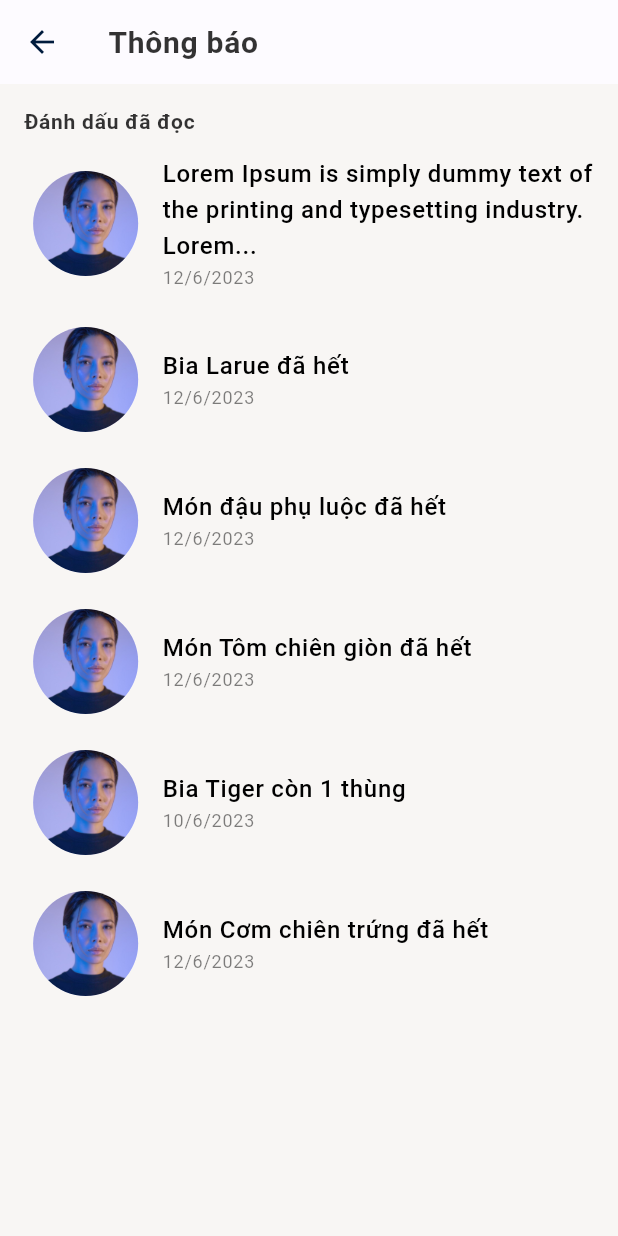
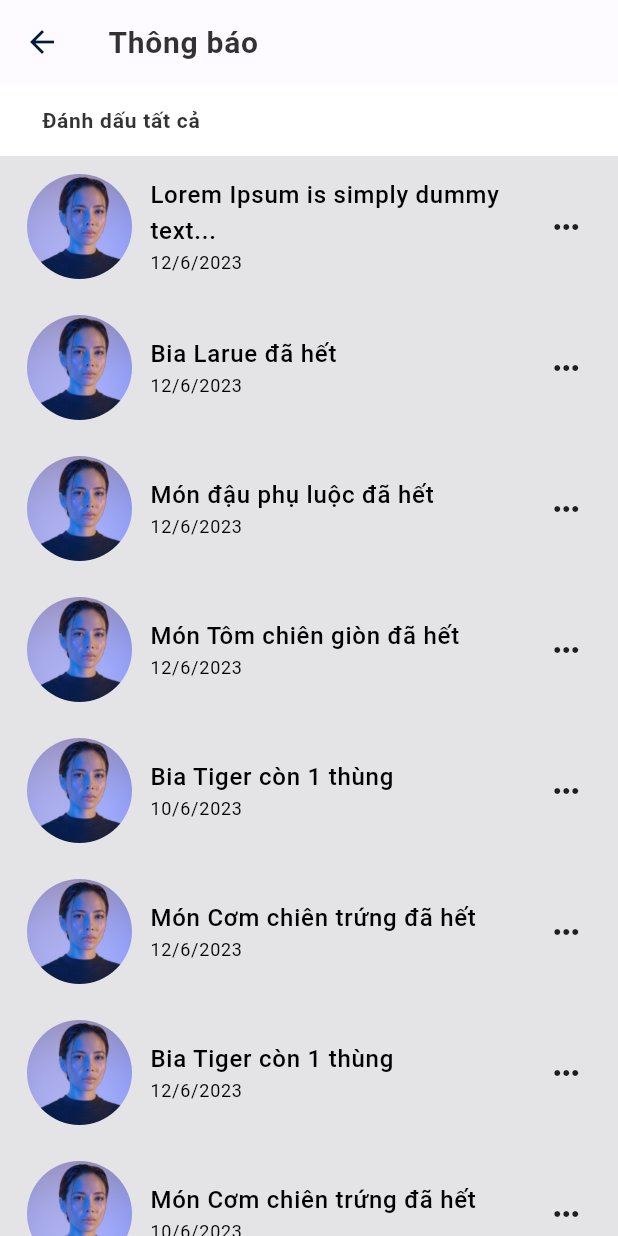
Before and after one commit to ThangStar/AZFood, a Flutter app: the NotificationScreen screen opened directly, on a phone screen of 412 x 824 dp. Run offline on Flutter 3.47's test engine with Material 2 defaults, Android fonts, the light colour scheme and no system bars; our stand-ins replace bloc, dio, equatable, flutter_animate, flutter_bloc, flutter_dotenv and 3 more; accounts and stored records are empty; project files that could hold a hidden picture were left out.

Commit message:
update notification

```diff
--- a/front_end/lib/ui/screens/notification/notification_screen.dart
+++ b/front_end/lib/ui/screens/notification/notification_screen.dart
@@ -1,5 +1,5 @@
 import 'package:flutter/material.dart';
-import 'package:flutter/cupertino.dart';
+
 import '../../theme/color_schemes.dart';
 
 class NotificationScreen extends StatefulWidget {
@@ -10,51 +10,66 @@ class NotificationScreen extends StatefulWidget {
 }
 
 class _NotificationScreenState extends State<NotificationScreen> {
-  // Danh sách thông báo
-  final List<String> notifications = [
-    "Lorem Ipsum is simply dummy text of the printing and typesetting industry. Lorem Ipsum has been the industry's standard dummy text ever since the 1500s, when an unknown printer took a galle",
+  List<String> notifications = [
+    "Lorem Ipsum is simply dummy text...",
     "Bia Larue đã hết",
     "Món đậu phụ luộc đã hết",
     "Món Tôm chiên giòn đã hết",
     "Bia Tiger còn 1 thùng",
     "Món Cơm chiên trứng đã hết",
+    "Bia Tiger còn 1 thùng",
+    "Món Cơm chiên trứng đã hết",
+    "Bia Tiger còn 1 thùng",
+    "Món Cơm chiên trứng đã hết",
   ];
 
-  final List<String> date = [
+  List<String> date = [
     "12/6/2023",
     "12/6/2023",
     "12/6/2023",
     "12/6/2023",
     "10/6/2023",
     "12/6/2023",
+    "12/6/2023",
+    "10/6/2023",
+    "12/6/2023",
+    "10/6/2023",
   ];
+
+  List<bool> isRead = List.generate(10, (index) => false);
 
   @override
   Widget build(BuildContext context) {
     return Scaffold(
-      backgroundColor: colorScheme(context).background,
+      backgroundColor: colorScheme(context).onPrimary,
       appBar: AppBar(
         title: Text(
           'Thông báo',
           style: Theme.of(context)
               .textTheme
-              .titleMedium
+              .titleLarge
               ?.copyWith(fontWeight: FontWeight.bold, fontSize: 20),
         ),
       ),
-      body: Padding(
-        padding: const EdgeInsets.symmetric(horizontal: 16),
-        child: Column(
+      body: Column(
         crossAxisAlignment: CrossAxisAlignment.start,
         children: [
           Padding(
-              padding: const EdgeInsets.only(top: 15),
+            padding: const EdgeInsets.only(left: 16, right: 16),
+            child: TextButton(
+              onPressed: () {
+                setState(() {
+                  isRead = List.generate(
+                      10, (index) => true);
+                });
+              },
               child: Text(
-                'Đánh dấu đã đọc',
+                'Đánh dấu tất cả',
                   style: Theme.of(context)
                       .textTheme
-                    .titleMedium
+                      .titleLarge
                       ?.copyWith(fontWeight: FontWeight.bold, fontSize: 14),
+              ),
             ),
           ),
           Expanded(
@@ -65,8 +80,20 @@ class _NotificationScreenState extends State<NotificationScreen> {
                 if (notificationText.length > 80) {
                   notificationText = '${notificationText.substring(0, 80)}...';
                 }
-                  return Padding(
-                    padding: const EdgeInsets.symmetric(vertical: 12),
+                return GestureDetector(
+                  onTap: () {
+                    setState(() {
+                      isRead[index] = true;
+                    });
+                  },
+                  child: Container(
+                    width: double.infinity,
+                    color: isRead[index]
+                        ? colorScheme(context).onPrimary
+                        : colorScheme(context).outline.withOpacity(0.2),
+                    child: Padding(
+                      padding: const EdgeInsets.symmetric(
+                          vertical: 12, horizontal: 16),
                       child: Row(
                         children: [
                           const Expanded(
@@ -92,25 +119,35 @@ class _NotificationScreenState extends State<NotificationScreen> {
                                       .titleMedium
                                       ?.copyWith(
                                         fontWeight: FontWeight.w500,
-                                        fontSize: 16)
-                                    ?.copyWith(
-                                        color: colorScheme(context).scrim),
+                                        fontSize: 16,
+                                        color: colorScheme(context).scrim,
+                                      ),
                                 ),
                                 Text(
                                   date[index],
                                   style: Theme.of(context)
                                       .textTheme
-                                    .titleMedium
-                                    ?.copyWith(fontSize: 12)
+                                      .bodyMedium
                                       ?.copyWith(
-                                        color: colorScheme(context)
-                                            .scrim
-                                            .withOpacity(0.5)),
+                                        fontSize: 12,
+                                        color: colorScheme(context).scrim,
+                                      ),
                                 ),
                               ],
                             ),
                           ),
+                          Expanded(
+                            flex: 1,
+                            child: GestureDetector(
+                              onTap: () {
+                                _showBottomSheet(context, index);
+                              },
+                              child: const Icon(Icons.more_horiz),
+                            ),
+                          ),
                         ],
+                      ),
+                    ),
                   ),
                 );
               },
@@ -118,7 +155,40 @@ class _NotificationScreenState extends State<NotificationScreen> {
           ),
         ],
       ),
+    );
+  }
+
+  void _showBottomSheet(BuildContext context, int index) {
+    showModalBottomSheet(
+      context: context,
+      builder: (BuildContext context) {
+        return Wrap(
+          children: [
+            ListTile(
+              leading: const Icon(Icons.mark_email_read),
+              title: const Text('Đánh dấu đã đọc'),
+              onTap: () {
+                setState(() {
+                  isRead[index] = true;
+                });
+                Navigator.of(context).pop();
+              },
             ),
+            ListTile(
+              leading: const Icon(Icons.delete),
+              title: const Text('Xóa thông báo này'),
+              onTap: () {
+                setState(() {
+                  notifications.removeAt(index);
+                  date.removeAt(index);
+                  isRead.removeAt(index);
+                });
+                Navigator.of(context).pop();
+              },
+            ),
+          ],
+        );
+      },
     );
   }
 }
```
Lines whose indentation alone changed are shown as unchanged.
